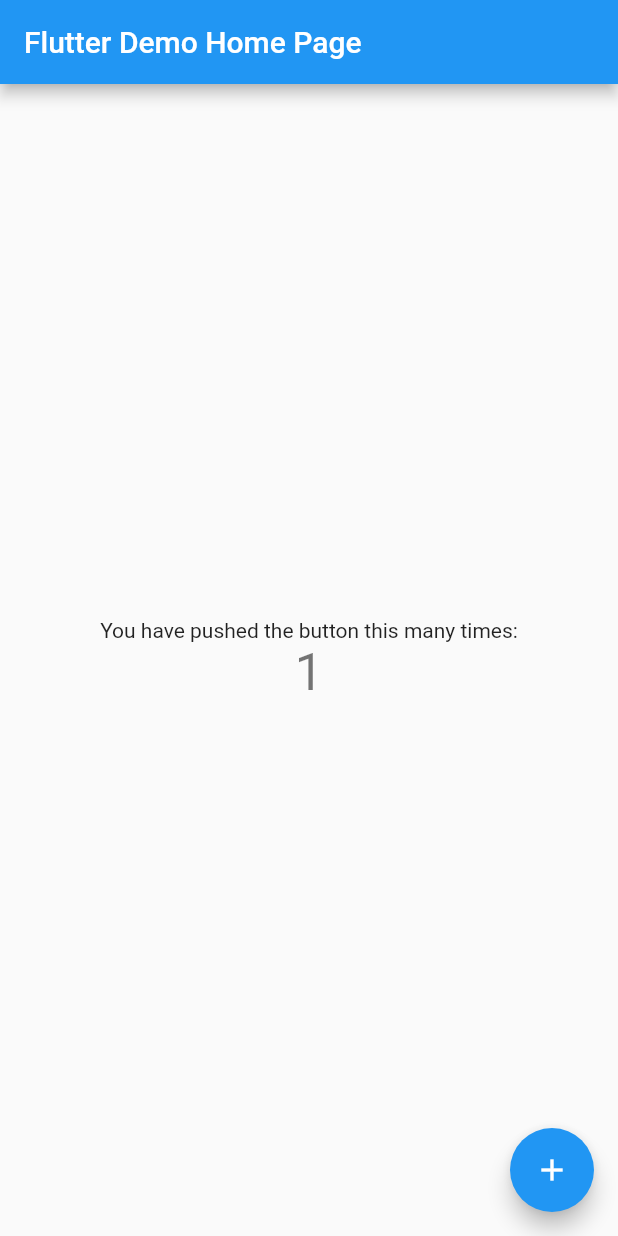
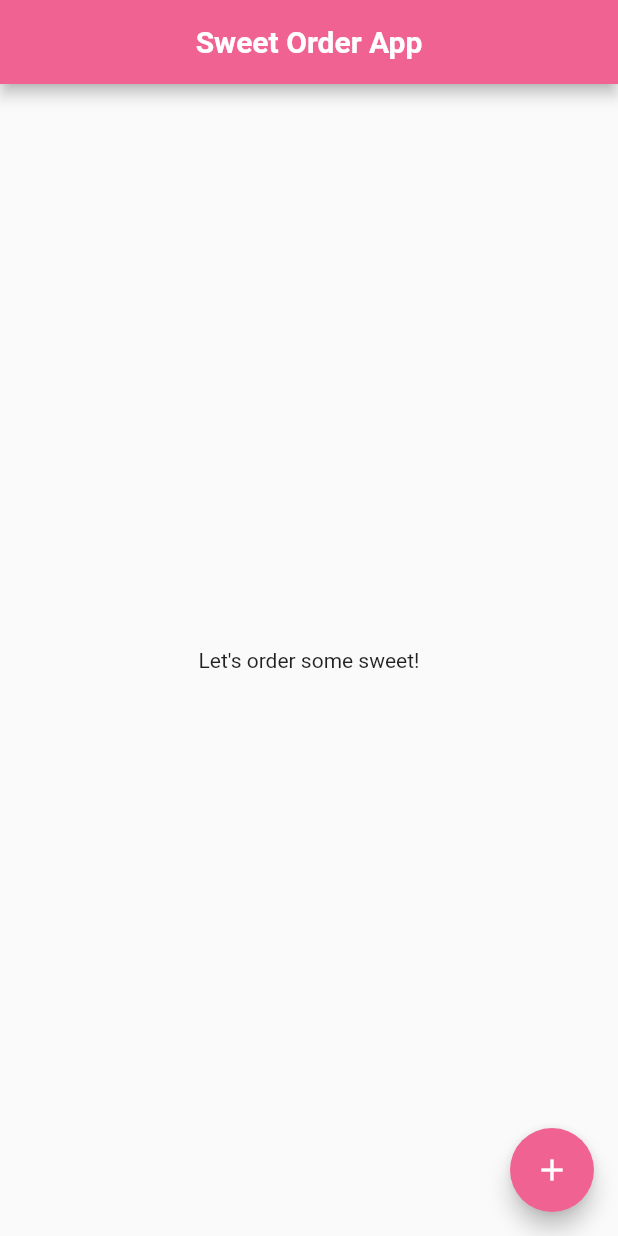
Before and after one commit to firstneverrest/Sweet-Order-App, a Flutter app: the screen it shows after launch, after a tap on the "add" icon, on a phone screen of 412 x 824 dp. Run offline on Flutter 3.47's test engine with Material 2 defaults, Android fonts, the phone set to English and light mode, and no system bars; Roboto replaces fonts that are missing (Kanit).

Commit message:
feat: write code from scratch

```diff
--- a/sweet_order_app/lib/main.dart
+++ b/sweet_order_app/lib/main.dart
@@ -1,115 +1,29 @@
 import 'package:flutter/material.dart';
 
-void main() {
-  runApp(const MyApp());
-}
-
-class MyApp extends StatelessWidget {
-  const MyApp({Key? key}) : super(key: key);
-
-  // This widget is the root of your application.
-  @override
-  Widget build(BuildContext context) {
-    return MaterialApp(
-      title: 'Flutter Demo',
-      theme: ThemeData(
-        // This is the theme of your application.
-        //
-        // Try running your application with "flutter run". You'll see the
-        // application has a blue toolbar. Then, without quitting the app, try
-        // changing the primarySwatch below to Colors.green and then invoke
-        // "hot reload" (press "r" in the console where you ran "flutter run",
-        // or simply save your changes to "hot reload" in a Flutter IDE).
-        // Notice that the counter didn't reset back to zero; the application
-        // is not restarted.
-        primarySwatch: Colors.blue,
-      ),
-      home: const MyHomePage(title: 'Flutter Demo Home Page'),
-    );
-  }
-}
-
-class MyHomePage extends StatefulWidget {
-  const MyHomePage({Key? key, required this.title}) : super(key: key);
-
-  // This widget is the home page of your application. It is stateful, meaning
-  // that it has a State object (defined below) that contains fields that affect
-  // how it looks.
-
-  // This class is the configuration for the state. It holds the values (in this
-  // case the title) provided by the parent (in this case the App widget) and
-  // used by the build method of the State. Fields in a Widget subclass are
-  // always marked "final".
-
-  final String title;
-
-  @override
-  State<MyHomePage> createState() => _MyHomePageState();
-}
-
-class _MyHomePageState extends State<MyHomePage> {
-  int _counter = 0;
-
-  void _incrementCounter() {
-    setState(() {
-      // This call to setState tells the Flutter framework that something has
-      // changed in this State, which causes it to rerun the build method below
-      // so that the display can reflect the updated values. If we changed
-      // _counter without calling setState(), then the build method would not be
-      // called again, and so nothing would appear to happen.
-      _counter++;
-    });
-  }
-
-  @override
-  Widget build(BuildContext context) {
-    // This method is rerun every time setState is called, for instance as done
-    // by the _incrementCounter method above.
-    //
-    // The Flutter framework has been optimized to make rerunning build methods
-    // fast, so that you can just rebuild anything that needs updating rather
-    // than having to individually change instances of widgets.
-    return Scaffold(
-      appBar: AppBar(
-        // Here we take the value from the MyHomePage object that was created by
-        // the App.build method, and use it to set our appbar title.
-        title: Text(widget.title),
-      ),
-      body: Center(
-        // Center is a layout widget. It takes a single child and positions it
-        // in the middle of the parent.
-        child: Column(
-          // Column is also a layout widget. It takes a list of children and
-          // arranges them vertically. By default, it sizes itself to fit its
-          // children horizontally, and tries to be as tall as its parent.
-          //
-          // Invoke "debug painting" (press "p" in the console, choose the
-          // "Toggle Debug Paint" action from the Flutter Inspector in Android
-          // Studio, or the "Toggle Debug Paint" command in Visual Studio Code)
-          // to see the wireframe for each widget.
-          //
-          // Column has various properties to control how it sizes itself and
-          // how it positions its children. Here we use mainAxisAlignment to
-          // center the children vertically; the main axis here is the vertical
-          // axis because Columns are vertical (the cross axis would be
-          // horizontal).
-          mainAxisAlignment: MainAxisAlignment.center,
-          children: <Widget>[
-            const Text(
-              'You have pushed the button this many times:',
-            ),
-            Text(
-              '$_counter',
-              style: Theme.of(context).textTheme.headline4,
-            ),
-          ],
+void main() => runApp(MaterialApp(
+  home: Scaffold(
+    appBar: AppBar(
+      title: const Text(
+        'Sweet Order App',
+        style: TextStyle(
+          fontSize: 20,
+          fontWeight: FontWeight.bold,
+          fontFamily: 'Kanit',
+          color: Colors.white
         ),
       ),
-      floatingActionButton: FloatingActionButton(
-        onPressed: _incrementCounter,
-        tooltip: 'Increment',
-        child: const Icon(Icons.add),
-      ), // This trailing comma makes auto-formatting nicer for build methods.
-    );
-  }
-}
+      centerTitle: true,
+      backgroundColor: Colors.pink[300],
+
+    ),
+    body: const Center(
+      child: Text("Let's order some sweet!"),
+    ),
+    floatingActionButton: FloatingActionButton
+      (
+      child: const Icon(Icons.add),
+      onPressed: () {},
+      backgroundColor: Colors.pink[300],
+    ),
+  ),
+));
```
Also changed, not shown: 1 other file.
